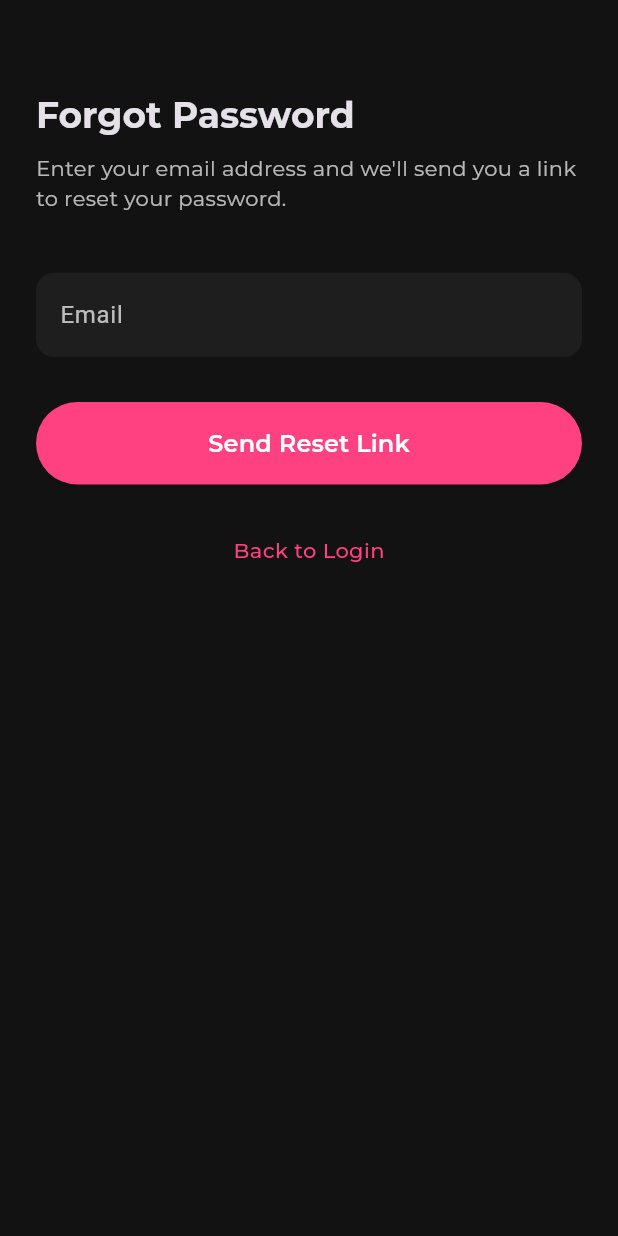
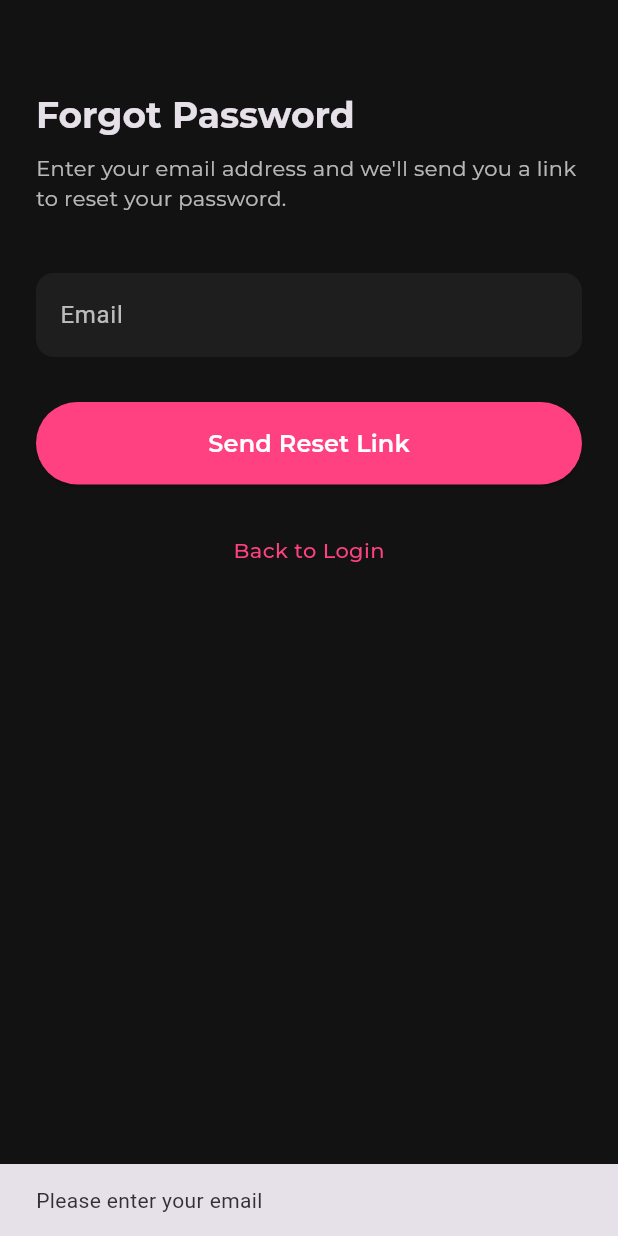
Before and after one commit to Nita9ice/Trend-View, a Flutter app: the ForgotPasswordScreen screen opened by its route, after a tap on "Send Reset Link", on a phone screen of 412 x 824 dp. Run offline on Flutter 3.47's test engine with Material 3 defaults, Android fonts, the phone set to English and light mode, and no system bars; our stand-ins replace carousel_slider, cloud_firestore, firebase_auth, firebase_core, google_fonts, smooth_page_indicator; accounts and stored records are empty.

Commit message:
updated forgot password

```diff
--- a/lib/screens/forgot_password.dart
+++ b/lib/screens/forgot_password.dart
@@ -1,3 +1,4 @@
+import 'package:firebase_auth/firebase_auth.dart';
 import 'package:flutter/material.dart';
 import 'package:google_fonts/google_fonts.dart';
 import 'package:trendveiw/components/buttton.dart';
@@ -12,6 +13,36 @@ class ForgotPasswordScreen extends StatefulWidget {
 
 class _ForgotPasswordScreenState extends State<ForgotPasswordScreen> {
   final TextEditingController emailController = TextEditingController();
+
+  // function to reset password
+  Future<void> sendPasswordResetLink() async {
+    final email = emailController.text.trim();
+
+    if (email.isEmpty) {
+      ScaffoldMessenger.of(
+        context,
+      ).showSnackBar(SnackBar(content: Text('Please enter your email')));
+      return;
+    }
+
+    try {
+      await FirebaseAuth.instance.sendPasswordResetEmail(email: email);
+      ScaffoldMessenger.of(context).showSnackBar(
+        const SnackBar(content: Text('Password reset link sent!')),
+      );
+    } on FirebaseAuthException catch (e) {
+      String errorMessage = 'Something went wrong';
+      if (e.code == 'user-not-found') {
+        errorMessage = 'No user found with that email.';
+      } else if (e.code == 'invalid-email') {
+        errorMessage = 'Invalid email address.';
+      }
+
+      ScaffoldMessenger.of(
+        context,
+      ).showSnackBar(SnackBar(content: Text(errorMessage)));
+    }
+  }
 
   @override
   Widget build(BuildContext context) {
@@ -55,7 +86,10 @@ class _ForgotPasswordScreenState extends State<ForgotPasswordScreen> {
               const SizedBox(height: 30),
 
               // Send Reset Link button
-              MyButton(text: 'Send Reset Link', onPressed: () {}),
+              MyButton(
+                text: 'Send Reset Link',
+                onPressed: sendPasswordResetLink,
+              ),
 
               const SizedBox(height: 20),
 
--- a/lib/screens/signup.dart
+++ b/lib/screens/signup.dart
@@ -19,7 +19,7 @@ class _SignUpScreenState extends State<SignUpScreen> {
   bool showPassword = false;
   bool isLoading = false;
 
-  bool _validateInputs() {
+  bool validateInputs() {
     if (usernameController.text.isEmpty ||
         emailController.text.isEmpty ||
         passwordController.text.isEmpty) {
@@ -31,8 +31,8 @@ class _SignUpScreenState extends State<SignUpScreen> {
     return true;
   }
 
-  Future<void> _signUp() async {
-    if (!_validateInputs()) return;
+  Future<void> signUp() async {
+    if (!validateInputs()) return;
 
     setState(() {
       isLoading = true;
@@ -138,7 +138,7 @@ class _SignUpScreenState extends State<SignUpScreen> {
                 const SizedBox(height: 30),
                 isLoading
                     ? const Center(child: CircularProgressIndicator())
-                    : MyButton(text: 'Sign Up', onPressed: _signUp),
+                    : MyButton(text: 'Sign Up', onPressed: signUp),
                 const SizedBox(height: 30),
                 Row(
                   mainAxisAlignment: MainAxisAlignment.center,
--- a/pubspec.yaml
+++ b/pubspec.yaml
@@ -36,8 +36,9 @@ dependencies:
   cupertino_icons: ^1.0.8
   google_fonts: ^6.2.1
   smooth_page_indicator: ^1.2.1
-
   firebase_auth: ^5.5.4
+  dependencies:
+  firebase_storage: ^12.4.6
   cloud_firestore: ^5.6.8
   firebase_core: ^3.13.1
   carousel_slider: ^5.1.1
@@ -45,8 +46,6 @@ dependencies:
   async_builder: ^1.3.1+1
   youtube_player_flutter: ^9.1.1
   image_picker: ^1.1.2
-  firebase_storage: ^12.4.6
-  provider: ^6.1.5
 
 dev_dependencies:
   flutter_test:
```
